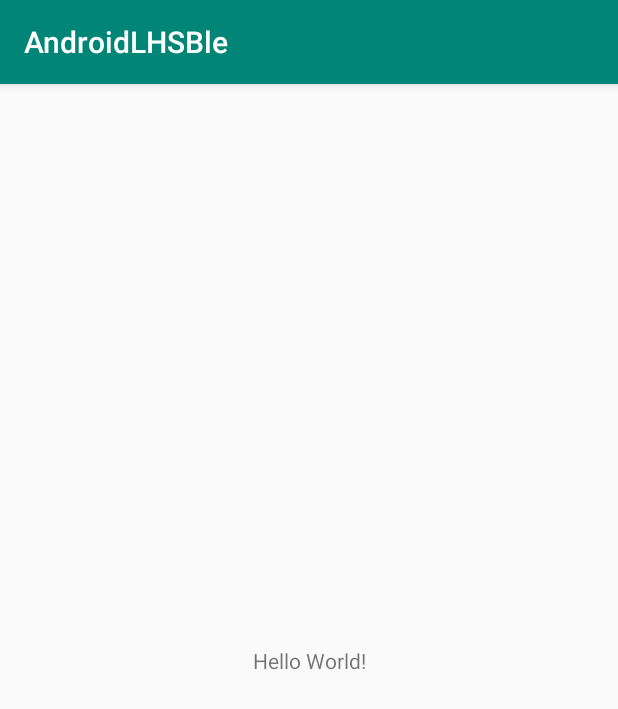
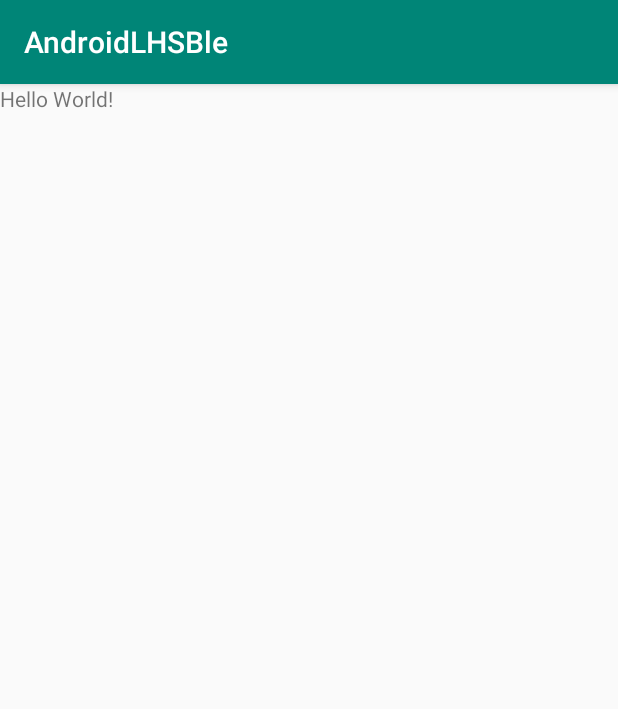
Before and after one commit to AFunnyChild/AndroidLHSBle, an Android app: the screen it shows after launch (MainActivity), on a phone screen of 412 x 824 dp. Shown: the top 709 px of the screen. Run offline under Robolectric (Android 15) with nearby library versions, the phone set to English and light mode, and no system bars.

Commit message:
change android x

```diff
--- a/gradle.properties
+++ b/gradle.properties
@@ -14,6 +14,6 @@ org.gradle.jvmargs=-Xmx1536m
 # AndroidX package structure to make it clearer which packages are bundled with the
 # Android operating system, and which are packaged with your app's APK
 # https://developer.android.com/topic/libraries/support-library/androidx-rn
-android.useAndroidX=true
+android.useAndroidX=false
 # Automatically convert third-party libraries to use AndroidX
-android.enableJetifier=true
+android.enableJetifier=false
--- a/lsh_ble_app/src/main/java/com/hnnk/lsh/ble/MainActivity.java
+++ b/lsh_ble_app/src/main/java/com/hnnk/lsh/ble/MainActivity.java
@@ -1,8 +1,9 @@
 package com.hnnk.lsh.ble;
 
-import androidx.appcompat.app.AppCompatActivity;
+
 
 import android.os.Bundle;
+import android.support.v7.app.AppCompatActivity;
 
 public class MainActivity extends AppCompatActivity {
 
--- a/lsh_ble_app/src/main/res/layout/activity_main.xml
+++ b/lsh_ble_app/src/main/res/layout/activity_main.xml
@@ -1,5 +1,5 @@
 <?xml version="1.0" encoding="utf-8"?>
-<androidx.constraintlayout.widget.ConstraintLayout xmlns:android="http://schemas.android.com/apk/res/android"
+<LinearLayout xmlns:android="http://schemas.android.com/apk/res/android"
     xmlns:app="http://schemas.android.com/apk/res-auto"
     xmlns:tools="http://schemas.android.com/tools"
     android:layout_width="match_parent"
@@ -10,9 +10,8 @@
         android:layout_width="wrap_content"
         android:layout_height="wrap_content"
         android:text="Hello World!"
-        app:layout_constraintBottom_toBottomOf="parent"
-        app:layout_constraintLeft_toLeftOf="parent"
-        app:layout_constraintRight_toRightOf="parent"
-        app:layout_constraintTop_toTopOf="parent" />
 
-</androidx.constraintlayout.widget.ConstraintLayout>
+
+      />
+
+</LinearLayout>
```
Also changed, not shown: lsh_ble_app/build.gradle (+4 -7 lines).
